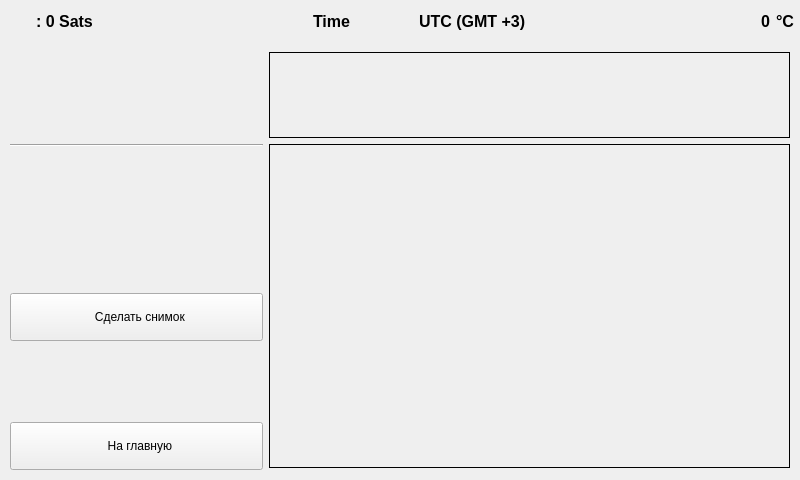
The window that GUI/HalsWindow.ui (Lom-Karatist/HALS) describes before a commit, drawn with Qt 5.
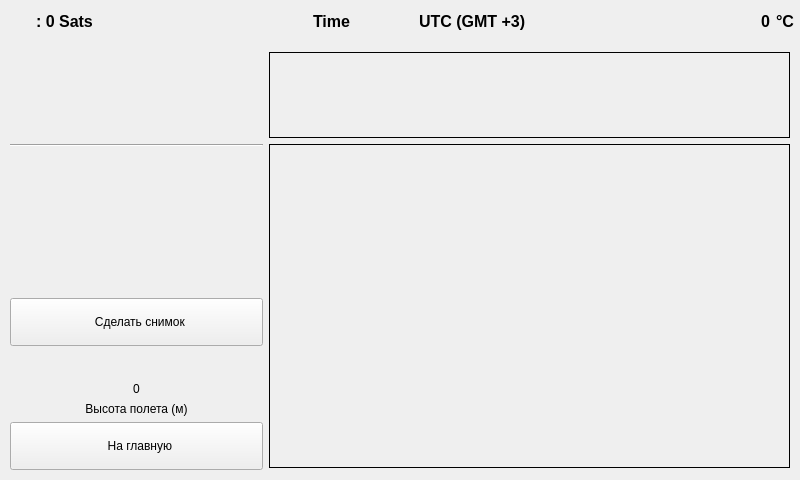
The same window after the commit. The open tabs and pages were chosen to show the change. Icons and pictures are not drawn. Custom widgets are drawn as their Qt base class.

Commit message: Altitude changing was added

```diff
--- a/GUI/HalsWindow.ui
+++ b/GUI/HalsWindow.ui
@@ -629,16 +629,36 @@
              <enum>Qt::Vertical</enum>
             </property>
             <property name="sizeType">
-             <enum>QSizePolicy::Fixed</enum>
+             <enum>QSizePolicy::Preferred</enum>
             </property>
             <property name="sizeHint" stdset="0">
              <size>
               <width>20</width>
-              <height>75</height>
+              <height>30</height>
              </size>
             </property>
            </spacer>
           </item>
+          <item>
+           <widget class="QLabel" name="labelAltitudeValue">
+            <property name="text">
+             <string>0</string>
+            </property>
+            <property name="alignment">
+             <set>Qt::AlignCenter</set>
+            </property>
+           </widget>
+          </item>
+          <item>
+           <widget class="QLabel" name="labelTextAltitude">
+            <property name="text">
+             <string>Высота полета (м)</string>
+            </property>
+            <property name="alignment">
+             <set>Qt::AlignCenter</set>
+            </property>
+           </widget>
+          </item>
           <item>
            <widget class="QPushButton" name="pushButtonToMainPage_2">
             <property name="minimumSize">
```
Left out of the diff: 2 changed lines with no effect on the pictures. The commit also changes 6 other files.
